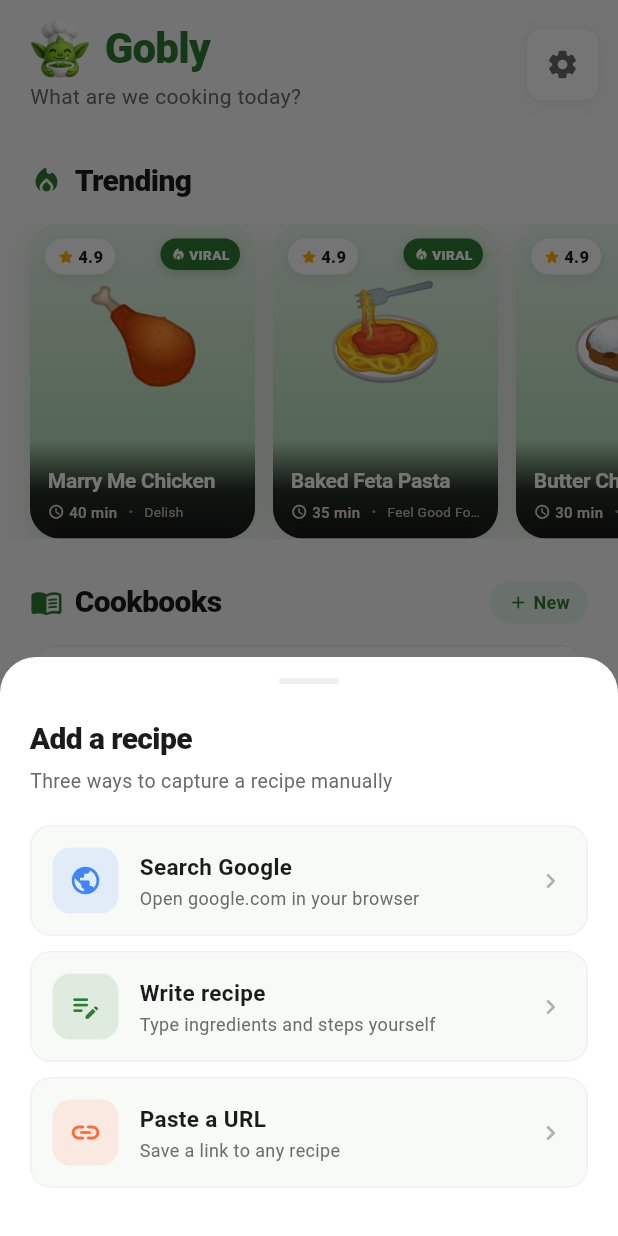
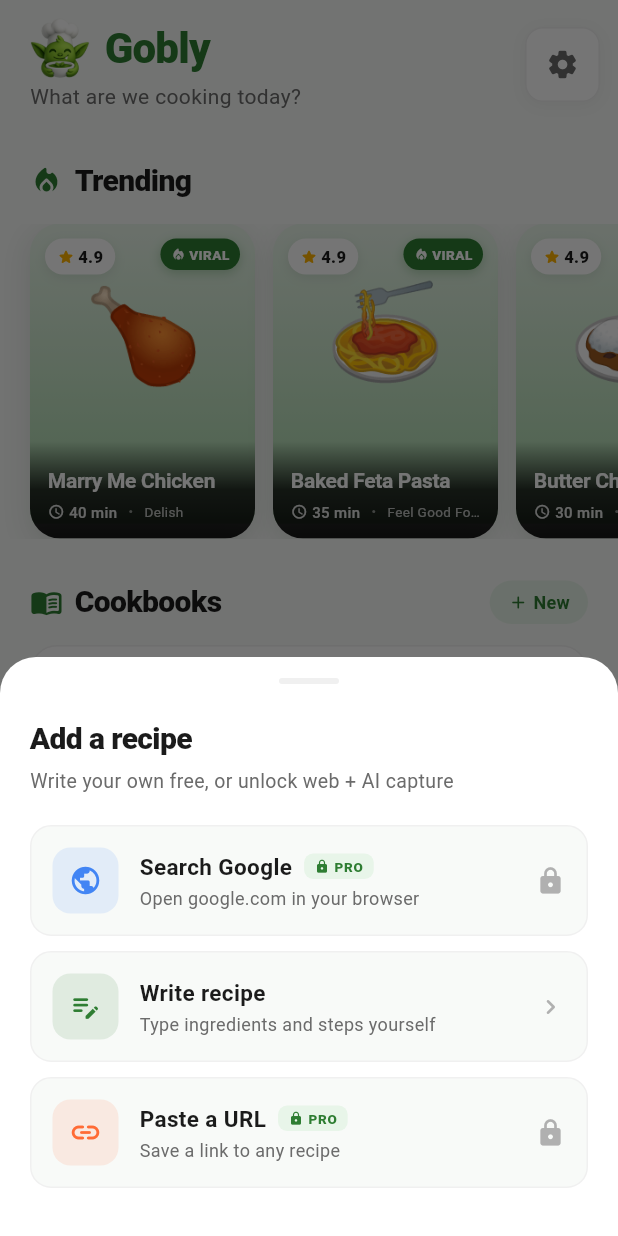
Before and after one commit to stossthegreat/Gobly, a Flutter app: the HomeScreen screen opened directly, after a tap on the "add" icon, on a phone screen of 412 x 824 dp. Run offline on Flutter 3.47's test engine with Material 3 defaults, Android fonts, the phone set to English and light mode, and no system bars; our stand-ins replace firebase_analytics, firebase_core, image_picker, share_plus, shared_preferences, webview_flutter; missing offline and left inert: purchases_flutter, record; accounts and stored records are empty; network calls fail; Roboto replaces fonts that are missing (SF Pro Display).

Commit message:
Lock all AI & web-search features behind Pro (remove free trials)
- UsageService: canSearch/canPlanWeek are now Pro-only; no free AI
  searches or free week plan. Only manual 'Write recipe' stays free.
- Home search bar + mic: show a lock when not Pro; tapping opens the
  paywall instead of searching. Auto-unlocks after purchase.
- Add-a-recipe sheet: 'Search Google' and 'Paste a URL' show a PRO
  lock badge and route to the paywall for non-subscribers; 'Write
  recipe' remains free.
- Plan tab 'Plan my week with AI' banner: shows a PRO lock and routes
  to the paywall until subscribed.
- Refresh paywall trigger copy; bump version to 1.0.1+6.

Co-Authored-By: Claude Opus 4.8 <noreply@anthropic.com>
Claude-Session: https://claude.ai/code/session_01MG5Md25gEignUtw72drCFB

```diff
--- a/lib/screens/home_screen.dart
+++ b/lib/screens/home_screen.dart
@@ -437,7 +437,7 @@ class _HomeScreenState extends State<HomeScreen> with TickerProviderStateMixin {
               ),
               const SizedBox(height: 4),
               Text(
-                'Three ways to capture a recipe manually',
+                'Write your own free, or unlock web + AI capture',
                 style: TextStyle(fontSize: 13, color: AppColors.textSecondary),
               ),
               const SizedBox(height: 20),
@@ -446,8 +446,13 @@ class _HomeScreenState extends State<HomeScreen> with TickerProviderStateMixin {
                 color: const Color(0xFF4285F4),
                 title: 'Search Google',
                 subtitle: 'Open google.com in your browser',
+                locked: !UsageService.instance.isPro,
                 onTap: () {
                   Navigator.pop(context);
+                  if (!UsageService.instance.isPro) {
+                    _showPaywall('Unlock web recipe capture with Pro');
+                    return;
+                  }
                   _showGoogleSearchSheet();
                 },
               ),
@@ -468,8 +473,13 @@ class _HomeScreenState extends State<HomeScreen> with TickerProviderStateMixin {
                 color: const Color(0xFFFF6B35),
                 title: 'Paste a URL',
                 subtitle: 'Save a link to any recipe',
+                locked: !UsageService.instance.isPro,
                 onTap: () {
                   Navigator.pop(context);
+                  if (!UsageService.instance.isPro) {
+                    _showPaywall('Unlock URL recipe capture with Pro');
+                    return;
+                  }
                   _showPasteLinkSheet();
                 },
               ),
@@ -486,6 +496,7 @@ class _HomeScreenState extends State<HomeScreen> with TickerProviderStateMixin {
     required String title,
     required String subtitle,
     required VoidCallback onTap,
+    bool locked = false,
   }) {
     return Material(
       color: Colors.transparent,
@@ -515,7 +526,10 @@ class _HomeScreenState extends State<HomeScreen> with TickerProviderStateMixin {
                 child: Column(
                   crossAxisAlignment: CrossAxisAlignment.start,
                   children: [
-                    Text(
+                    Row(
+                      children: [
+                        Flexible(
+                          child: Text(
                             title,
                             style: const TextStyle(
                               fontSize: 15,
@@ -523,6 +537,42 @@ class _HomeScreenState extends State<HomeScreen> with TickerProviderStateMixin {
                               color: AppColors.textPrimary,
                             ),
                           ),
+                        ),
+                        if (locked) ...[
+                          const SizedBox(width: 8),
+                          Container(
+                            padding: const EdgeInsets.symmetric(
+                              horizontal: 7,
+                              vertical: 2,
+                            ),
+                            decoration: BoxDecoration(
+                              color: AppColors.primarySoft,
+                              borderRadius: BorderRadius.circular(6),
+                            ),
+                            child: Row(
+                              mainAxisSize: MainAxisSize.min,
+                              children: [
+                                Icon(
+                                  Icons.lock_rounded,
+                                  size: 10,
+                                  color: AppColors.primary,
+                                ),
+                                const SizedBox(width: 3),
+                                Text(
+                                  'PRO',
+                                  style: TextStyle(
+                                    fontSize: 9,
+                                    fontWeight: FontWeight.w800,
+                                    color: AppColors.primary,
+                                    letterSpacing: 0.5,
+                                  ),
+                                ),
+                              ],
+                            ),
+                          ),
+                        ],
+                      ],
+                    ),
                     const SizedBox(height: 2),
                     Text(
                       subtitle,
@@ -535,7 +585,7 @@ class _HomeScreenState extends State<HomeScreen> with TickerProviderStateMixin {
                 ),
               ),
               Icon(
-                Icons.chevron_right_rounded,
+                locked ? Icons.lock_rounded : Icons.chevron_right_rounded,
                 color: AppColors.textHint,
                 size: 20,
               ),
@@ -1888,10 +1938,69 @@ class _HomeScreenState extends State<HomeScreen> with TickerProviderStateMixin {
         top: false,
         child: Padding(
           padding: const EdgeInsets.fromLTRB(16, 12, 16, 8),
+          // Rebuilds automatically when Pro status changes (e.g. after a
+          // purchase) so the lock disappears the moment the user unlocks.
+          child: ListenableBuilder(
+            listenable: UsageService.instance,
+            builder: (context, _) {
+              final locked = !UsageService.instance.isPro;
+              return Row(
+                children: [
+                  Expanded(child: _buildSearchField(locked)),
+                  const SizedBox(width: 10),
+                  _buildMicButton(locked),
+                ],
+              );
+            },
+          ),
+        ),
+      ),
+    );
+  }
+
+  /// The AI recipe search field. When [locked] (non-Pro), it becomes a single
+  /// tap target that opens the paywall instead of an editable field.
+  Widget _buildSearchField(bool locked) {
+    if (locked) {
+      return GestureDetector(
+        onTap: () {
+          HapticFeedback.mediumImpact();
+          _showPaywall('Unlock AI recipe search with Pro');
+        },
+        child: Container(
+          height: 48,
+          decoration: BoxDecoration(
+            color: AppColors.background,
+            borderRadius: BorderRadius.circular(24),
+            border: Border.all(color: AppColors.border, width: 1),
+          ),
           child: Row(
             children: [
+              const SizedBox(width: 16),
+              Icon(
+                Icons.lock_rounded,
+                color: AppColors.textHint,
+                size: 18,
+              ),
+              const SizedBox(width: 10),
               Expanded(
-                child: Container(
+                child: Text(
+                  'Search any recipe with AI',
+                  style: TextStyle(
+                    fontSize: 14,
+                    color: AppColors.textHint,
+                  ),
+                  maxLines: 1,
+                  overflow: TextOverflow.ellipsis,
+                ),
+              ),
+              const SizedBox(width: 8),
+            ],
+          ),
+        ),
+      );
+    }
+    return Container(
       height: 48,
       decoration: BoxDecoration(
         color: AppColors.background,
@@ -1947,10 +2056,13 @@ class _HomeScreenState extends State<HomeScreen> with TickerProviderStateMixin {
           const SizedBox(width: 8),
         ],
       ),
-                ),
-              ),
-              const SizedBox(width: 10),
-              AnimatedBuilder(
+    );
+  }
+
+  /// The voice-search button. When [locked] (non-Pro), tapping it opens the
+  /// paywall and the mic icon is replaced with a lock.
+  Widget _buildMicButton(bool locked) {
+    return AnimatedBuilder(
       animation: _micPulseController,
       builder: (context, _) {
         final pulse = _listening ? _micPulseController.value : 0.0;
@@ -1986,10 +2098,21 @@ class _HomeScreenState extends State<HomeScreen> with TickerProviderStateMixin {
           child: Material(
             color: Colors.transparent,
             child: InkWell(
-                        onTap: _transcribing ? null : _toggleListening,
+              onTap: locked
+                  ? () {
+                      HapticFeedback.mediumImpact();
+                      _showPaywall('Unlock voice recipe search with Pro');
+                    }
+                  : (_transcribing ? null : _toggleListening),
               borderRadius: BorderRadius.circular(24),
               child: Center(
-                          child: _transcribing
+                child: locked
+                    ? const Icon(
+                        Icons.lock_rounded,
+                        color: Colors.white,
+                        size: 20,
+                      )
+                    : _transcribing
                         ? const SizedBox(
                             width: 20,
                             height: 20,
@@ -2011,11 +2134,6 @@ class _HomeScreenState extends State<HomeScreen> with TickerProviderStateMixin {
           ),
         );
       },
-              ),
-            ],
-          ),
-        ),
-      ),
     );
   }
 
@@ -2281,13 +2399,13 @@ class _HomeScreenState extends State<HomeScreen> with TickerProviderStateMixin {
 
     final isWeekPlan = _looksLikeWeekPlan(query);
 
-    // Check limits — show paywall if exhausted
+    // AI features are Pro-only — show the paywall for non-subscribers.
     if (isWeekPlan && !usage.canPlanWeek) {
-      _showPaywall('You\'ve used your free week plan');
+      _showPaywall('Unlock the AI week planner with Pro');
       return;
     }
     if (!isWeekPlan && !usage.canSearch) {
-      _showPaywall('You\'ve used ${UsageService.maxFreeSearches}/${UsageService.maxFreeSearches} free AI searches');
+      _showPaywall('Unlock AI recipe search with Pro');
       return;
     }
 
--- a/lib/services/usage_service.dart
+++ b/lib/services/usage_service.dart
@@ -1,16 +1,17 @@
 import 'package:flutter/foundation.dart';
 import 'package:shared_preferences/shared_preferences.dart';
 
-/// Tracks free-tier usage limits and gates premium features.
+/// Tracks usage and gates premium features.
 ///
-/// Free tier:
-/// - 3 AI agent searches total
-/// - 1 AI week plan total
-/// - 1 cookbook
-/// - Manual everything: unlimited
+/// Free tier (no subscription):
+/// - AI recipe search: Pro only (locked)
+/// - AI week plan: Pro only (locked)
+/// - Pull recipes from any website (Search Google / Paste a URL): Pro only
 /// - Ingredient auto-scale: Pro only
+/// - Write a recipe manually: unlimited & free
 ///
-/// After limits are exhausted, meal planner locks to manual-only.
+/// Everything powered by AI or web search is locked behind Pro. Only the
+/// fully-manual "Write recipe" flow is available without a subscription.
 class UsageService extends ChangeNotifier {
   UsageService._();
   static final UsageService _instance = UsageService._();
@@ -46,13 +47,15 @@ class UsageService extends ChangeNotifier {
   int get searchesRemaining => isPro ? 999 : (maxFreeSearches - _searchCount).clamp(0, maxFreeSearches);
   int get plansRemaining => isPro ? 999 : (maxFreePlans - _planCount).clamp(0, maxFreePlans);
 
-  bool get canSearch => isPro || _searchCount < maxFreeSearches;
-  bool get canPlanWeek => isPro || _planCount < maxFreePlans;
+  // AI recipe search & web-search recipe pulls are Pro-only — no free trial.
+  bool get canSearch => isPro;
+  // AI week planner is Pro-only — no free trial.
+  bool get canPlanWeek => isPro;
   bool get canAutoScale => isPro;
   bool get canCreateCookbook => isPro; // beyond the 1st (checked by caller)
 
-  /// True if user has exhausted AI and should see planner in manual-only mode
-  bool get aiExhausted => !isPro && _searchCount >= maxFreeSearches && _planCount >= maxFreePlans;
+  /// True whenever the user is not Pro — all AI features are locked.
+  bool get aiExhausted => !isPro;
 
   /// True if we should show the rating popup (after 2nd total AI use, not yet rated)
   bool get shouldShowRating => _totalAiUses >= 2 && !_hasRated;
--- a/lib/widgets/week_plan_prompt_sheet.dart
+++ b/lib/widgets/week_plan_prompt_sheet.dart
@@ -13,7 +13,7 @@ void showWeekPlanPromptSheet(BuildContext context) {
     Navigator.of(context).push(
       MaterialPageRoute(
         builder: (_) => const PaywallScreen(
-          triggerText: 'You\'ve used your free week plan',
+          triggerText: 'Unlock the AI week planner with Pro',
         ),
       ),
     );
--- a/pubspec.yaml
+++ b/pubspec.yaml
@@ -16,7 +16,7 @@ publish_to: 'none' # Remove this line if you wish to publish to pub.dev
 # https://developer.apple.com/library/archive/documentation/General/Reference/InfoPlistKeyReference/Articles/CoreFoundationKeys.html
 # In Windows, build-name is used as the major, minor, and patch parts
 # of the product and file versions while build-number is used as the build suffix.
-version: 1.0.0+5
+version: 1.0.1+6
 
 environment:
   sdk: ^3.9.2
```
Also changed, not shown: lib/screens/planner_screen.dart (+44 -4 lines). Lines whose indentation alone changed are shown as unchanged.
